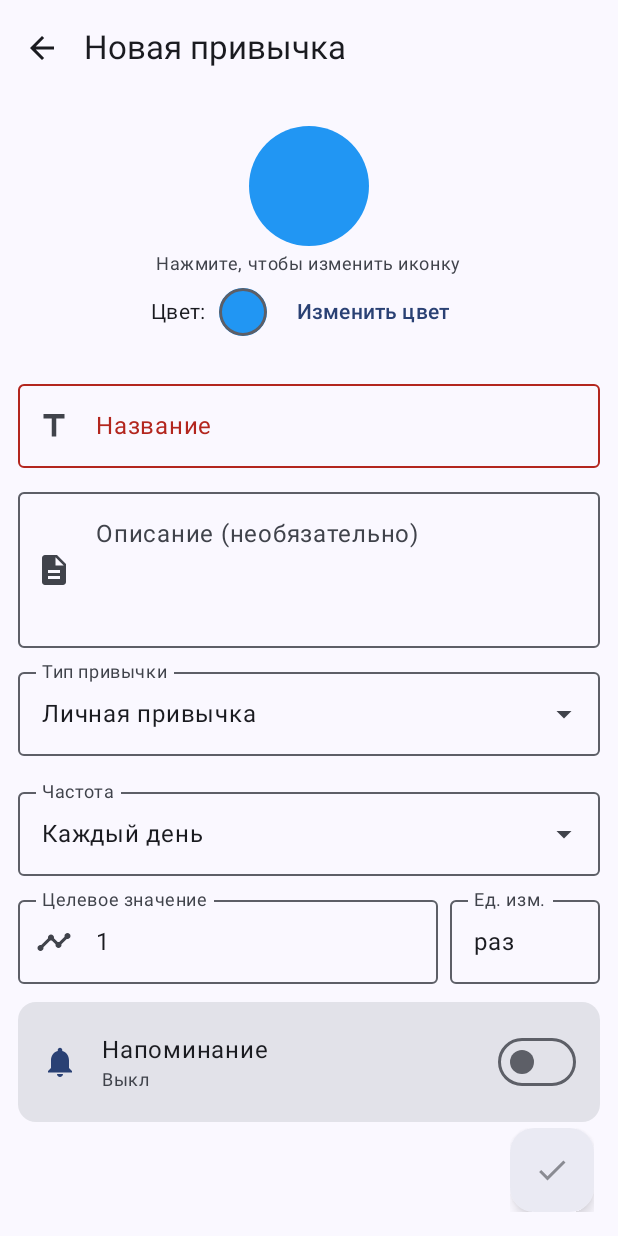
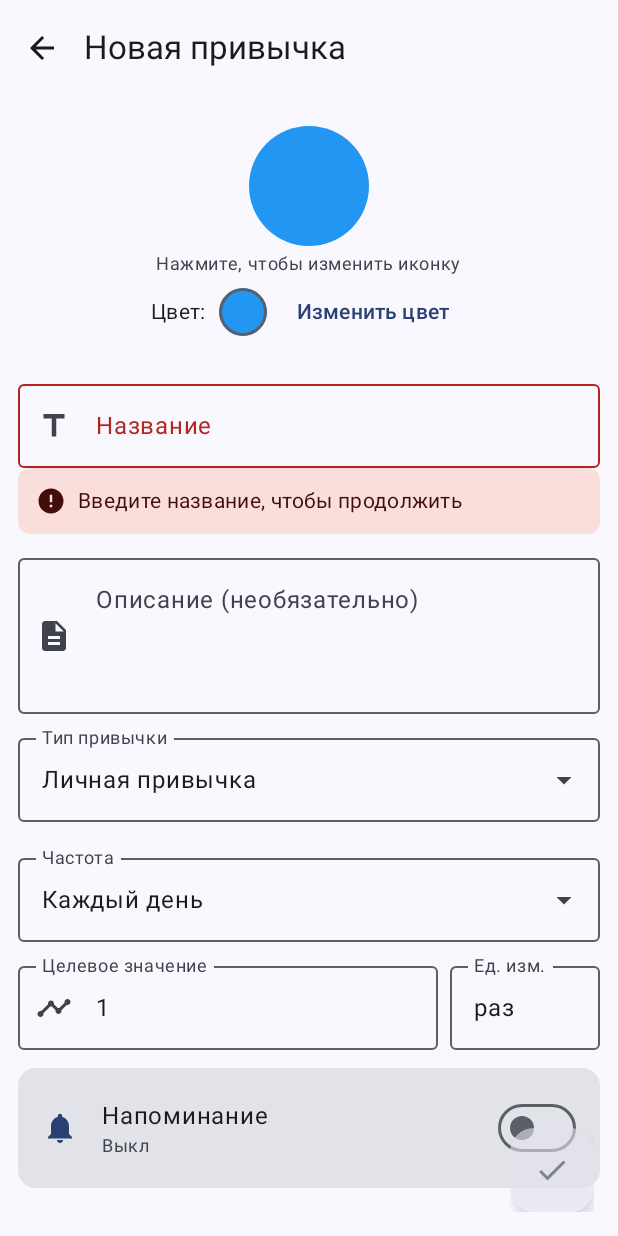
Before and after one commit to Cha1000000/HabitTracker, an Android app built with Jetpack Compose: the composable AddEditHabitScreen shown on its own in the app's theme, on a phone screen of 412 x 824 dp. Run offline under Robolectric (Android 15) with nearby library versions, the phone set to English and light mode, and no system bars; our stand-ins replace Dagger/Hilt's generated code.

Commit message:
Add inline title validation hint and keep FAB disabled until title filled\n\n- strings.xml: add habit_name_required_hint\n- AddEditHabitScreen: show FieldValidationFeedback when title is blank, preserve titleError\n- UX: clearer guidance before saving, matches disabled FAB behavior

```diff
--- a/app/src/main/java/com/habittracker/presentation/ui/habits/AddEditHabitScreen.kt
+++ b/app/src/main/java/com/habittracker/presentation/ui/habits/AddEditHabitScreen.kt
@@ -881,7 +881,10 @@ fun AddEditHabitScreen(
                     leadingIcon = { Icon(Icons.Default.Title, null) },
                     enabled = !uiState.isLoading && !uiState.isHabitSaved
                 )
-                FieldValidationFeedback(uiState.titleError)
+                FieldValidationFeedback(
+                    errorMessage = uiState.titleError
+                        ?: if (uiState.title.isBlank()) stringResource(R.string.habit_name_required_hint) else null
+                )
             }
 
             item {
--- a/app/src/main/res/values/strings.xml
+++ b/app/src/main/res/values/strings.xml
@@ -72,6 +72,7 @@
     <string name="habit_select_color">Выберите цвет</string>
     <string name="habit_click_to_change_icon">Нажмите, чтобы изменить иконку</string>
     <string name="habit_color_label">Цвет:</string>
+    <string name="habit_name_required_hint">Введите название, чтобы продолжить</string>
 
     <!-- Color Names -->
     <string name="color_blue">Синий</string>
```
